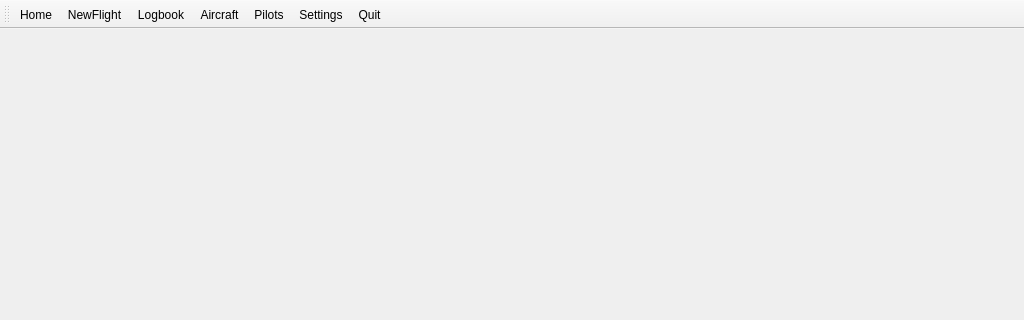
The window that mainwindow.ui (fiffty-50/openPilotLog) describes before a commit, drawn with Qt 5; both pictures show x 0 to 1024 and y 0 to 320 of the 1024 by 768 pixel window.
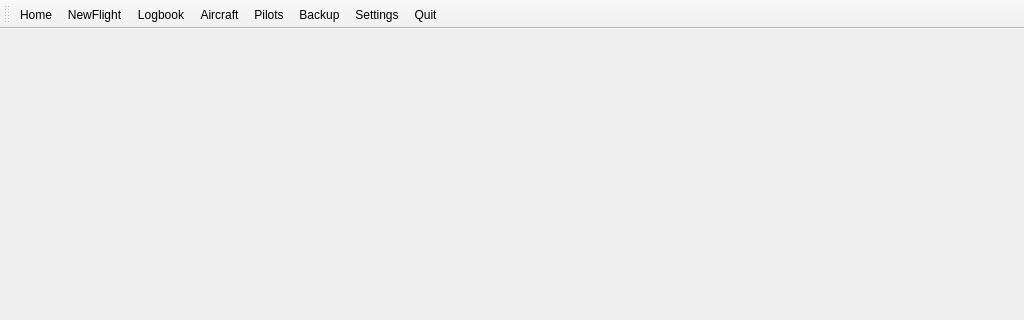
The same window after the commit.

Patch:
```diff
--- a/mainwindow.ui
+++ b/mainwindow.ui
@@ -73,6 +73,7 @@
    <addaction name="actionLogbook"/>
    <addaction name="actionAircraft"/>
    <addaction name="actionPilots"/>
+   <addaction name="actionBackup"/>
    <addaction name="actionSettings"/>
    <addaction name="actionQuit"/>
   </widget>
@@ -162,6 +163,17 @@
     <string>Ctrl+D</string>
    </property>
   </action>
+  <action name="actionBackup">
+   <property name="text">
+    <string>Backup</string>
+   </property>
+   <property name="toolTip">
+    <string>Create or restore a backup of the database</string>
+   </property>
+   <property name="shortcut">
+    <string>Ctrl+B</string>
+   </property>
+  </action>
  </widget>
  <resources/>
  <connections/>
```
Left out of the diff: 11 changed lines with no effect on the pictures.
